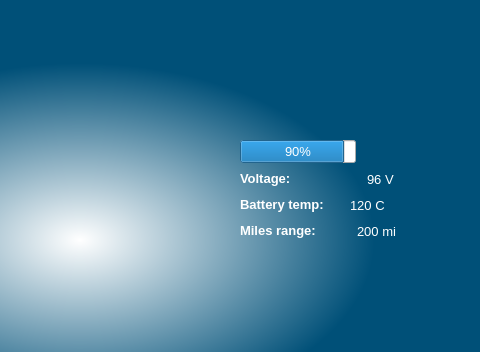
Above: Dashboard.ui from uci-solar-car/Production-Dashboard-Code before the change; both pictures show x 320 to 800 and y 0 to 352 of the 800 by 480 pixel window. Below: the same form after it.
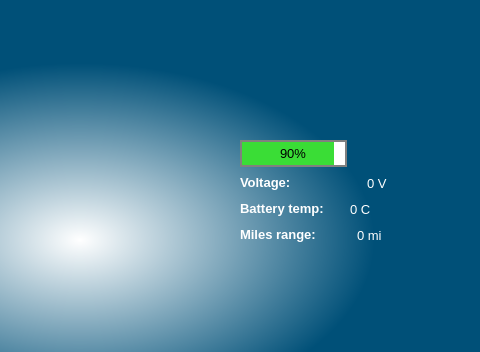
That is the form after the change. Icons and pictures are not drawn.

Commit message: Changed style of state of charge bar

```diff
--- a/Dashboard.ui
+++ b/Dashboard.ui
@@ -71,7 +71,16 @@
        <item>
         <widget class="QProgressBar" name="chargePercentageBar">
          <property name="styleSheet">
-          <string notr="true">color: white;</string>
+          <string notr="true"> QProgressBar::chunk {
+     background-color: #3add36;
+     width: 1px;
+ }
+
+ QProgressBar {
+     border: 2px solid grey;
+     border-radius: 0px;
+     text-align: center;
+ }</string>
          </property>
          <property name="value">
           <number>90</number>
@@ -148,7 +157,7 @@
           <string notr="true">color: rgb(255,255,255)</string>
          </property>
          <property name="text">
-          <string>96 V</string>
+          <string>0 V</string>
          </property>
         </widget>
        </item>
@@ -197,7 +206,7 @@
           <string notr="true">color: rgb(255,255,255)</string>
          </property>
          <property name="text">
-          <string>120 C</string>
+          <string>0 C</string>
          </property>
         </widget>
        </item>
@@ -250,7 +259,7 @@
           <string notr="true">color: white</string>
          </property>
          <property name="text">
-          <string>200 mi</string>
+          <string>0 mi</string>
          </property>
         </widget>
        </item>
```
The commit also changes 1 other file.
